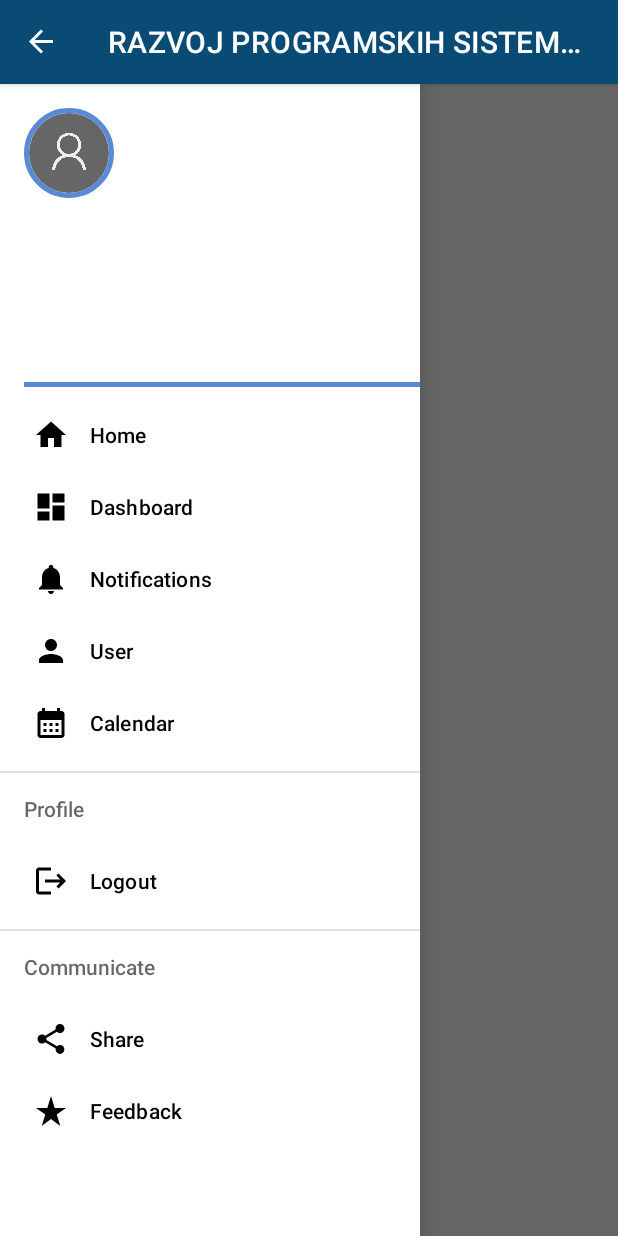
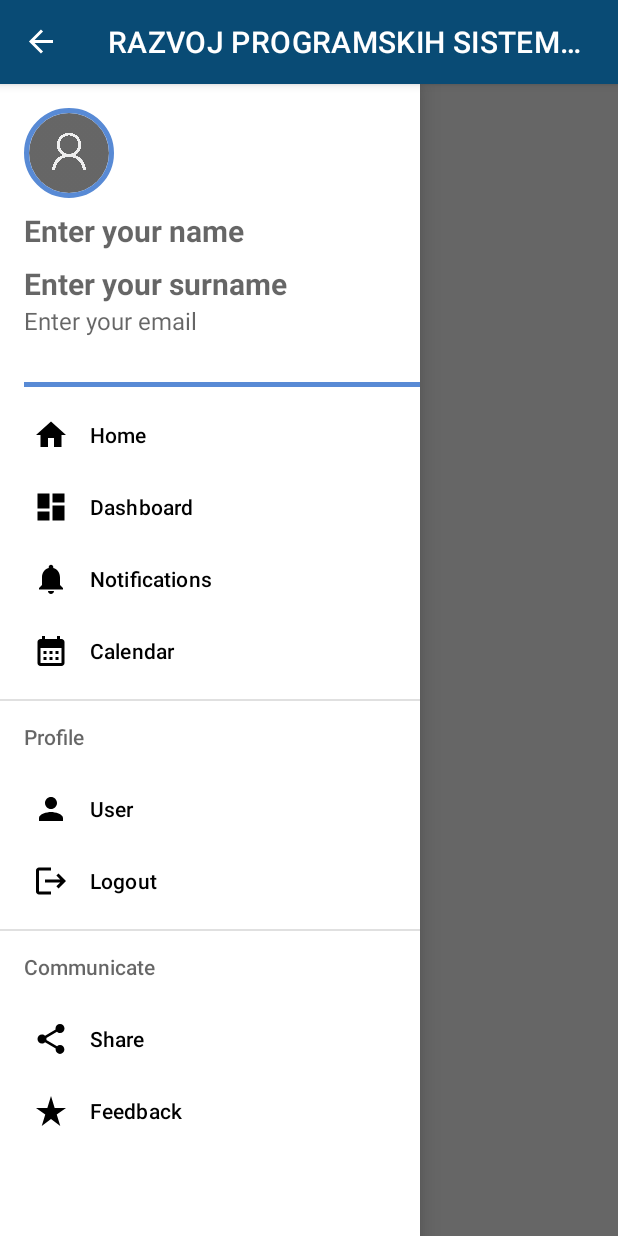
Before and after one commit to viktordenac/RAZVOJ-PROGRAMSKIH-SISTEMOV, an Android app: the screen it shows after launch (MainActivity), after a tap on "Open", on a phone screen of 412 x 824 dp. Run offline under Robolectric (Android 15) with nearby library versions, the phone set to English and light mode, and no system bars; our stand-ins replace CircleImageView.

Commit message:
- Bind surname to the navigation - Added notification vector image - Moved User to Profile section in navigation

```diff
--- a/app/src/main/java/com/example/razvojprogramskihsistemov/MainActivity.kt
+++ b/app/src/main/java/com/example/razvojprogramskihsistemov/MainActivity.kt
@@ -4,6 +4,8 @@ import com.example.razvojprogramskihsistemov.ui.user.UserFragment
 import com.example.razvojprogramskihsistemov.ui.calendar.CalendarFragment
 import android.os.Bundle
 import android.view.MenuItem
+import android.view.View
+import android.widget.TextView
 import android.widget.Toast
 import androidx.appcompat.app.ActionBarDrawerToggle
 import androidx.appcompat.app.AppCompatActivity
@@ -22,12 +24,18 @@ class MainActivity : AppCompatActivity() {
     lateinit var toggle: ActionBarDrawerToggle
     lateinit var drawerLayout: DrawerLayout
 
+    private lateinit var userManager: UserFragment.UserManager
+    private lateinit var navHeaderView: View
+    private lateinit var userNameTextView: TextView
+    private lateinit var userSurnameTextView: TextView
+    private lateinit var userEmailTextView: TextView
+
     override fun onCreate(savedInstanceState: Bundle?) {
         super.onCreate(savedInstanceState)
         binding = ActivityMainBinding.inflate(layoutInflater)
         setContentView(binding.root)
         drawerLayout = findViewById(R.id.drawerLayout)
-        val navView : NavigationView = findViewById(R.id.nav_view)
+        val navView: NavigationView = findViewById(R.id.nav_view)
 
         toggle = ActionBarDrawerToggle(this, drawerLayout, R.string.open, R.string.close)
         drawerLayout.addDrawerListener(toggle)
@@ -35,16 +43,49 @@ class MainActivity : AppCompatActivity() {
 
         supportActionBar?.setDisplayHomeAsUpEnabled(true)
 
-        navView.setNavigationItemSelectedListener {
+        userManager = UserFragment.UserManager(this)
 
-            it.isChecked = true
+        navHeaderView = navView.getHeaderView(0)
+        userNameTextView = navHeaderView.findViewById(R.id.user_name)
+        userSurnameTextView = navHeaderView.findViewById(R.id.user_surname)
+        userEmailTextView = navHeaderView.findViewById(R.id.user_mail)
 
-            when(it.itemId){
-                R.id.nav_home -> replaceFragment(HomeFragment(), it.title.toString())
-                R.id.nav_dashboard -> replaceFragment(DashboardFragment(), it.title.toString())
-                R.id.nav_notifications -> replaceFragment(NotificationsFragment(), it.title.toString())
-                R.id.nav_user -> replaceFragment(UserFragment(), it.title.toString())
-                R.id.nav_calendar -> replaceFragment(CalendarFragment(), it.title.toString())
+        // Get the saved user details
+        val savedUserName = userManager.getUserName()
+        val savedUserEmail = userManager.getUserEmail()
+
+        // Update the user information in the navigation header
+        userNameTextView.text = savedUserName
+        userEmailTextView.text = savedUserEmail
+
+        // Set the hints in the input fields as the user information from the navigation header
+        val userInfo = userManager.getUserInfo()
+        val userName = userInfo.name
+        val userSurname = userInfo.surname
+        val userEmail = userInfo.email
+
+        if (userName != null) {
+            userNameTextView.hint = if (userName.isNotBlank()) userName else "Enter your name"
+        }
+
+        if (userSurname != null) {
+
+            userSurnameTextView.hint = if (userSurname.isNotBlank()) userSurname else "Enter your surname"
+        }
+
+        if (userEmail != null) {
+            userEmailTextView.hint = if (userEmail.isNotBlank()) userEmail else "Enter your email"
+        }
+
+        navView.setNavigationItemSelectedListener { menuItem ->
+            menuItem.isChecked = true
+
+            when (menuItem.itemId) {
+                R.id.nav_home -> replaceFragment(HomeFragment(), menuItem.title.toString())
+                R.id.nav_dashboard -> replaceFragment(DashboardFragment(), menuItem.title.toString())
+                R.id.nav_notifications -> replaceFragment(NotificationsFragment(), menuItem.title.toString())
+                R.id.nav_user -> replaceFragment(UserFragment(), menuItem.title.toString())
+                R.id.nav_calendar -> replaceFragment(CalendarFragment(), menuItem.title.toString())
                 R.id.nav_logout -> Toast.makeText(applicationContext, "Clicked Logout", Toast.LENGTH_SHORT).show()
                 R.id.nav_share -> Toast.makeText(applicationContext, "Clicked Share", Toast.LENGTH_SHORT).show()
                 R.id.nav_feedback -> Toast.makeText(applicationContext, "Clicked Feedback", Toast.LENGTH_SHORT).show()
@@ -53,19 +94,18 @@ class MainActivity : AppCompatActivity() {
         }
     }
 
-    private fun replaceFragment(fragment: Fragment, title: String){
+    private fun replaceFragment(fragment: Fragment, title: String) {
         val fragmentManager = supportFragmentManager
         val fragmentTransaction = fragmentManager.beginTransaction()
-        fragmentTransaction.replace(R.id.frameLayout,fragment)
-        fragmentTransaction.commit()
+        fragmentTransaction.replace(R.id.frameLayout, fragment)
+        fragmentTransaction.commitNow()
         drawerLayout.closeDrawers()
         setTitle(title)
     }
 
+
     override fun onOptionsItemSelected(item: MenuItem): Boolean {
-        if(toggle.onOptionsItemSelected(item)){
-            return true
-        }
-        return super.onOptionsItemSelected(item)
+        return toggle.onOptionsItemSelected(item)
     }
+
 }
--- /dev/null
+++ b/app/src/main/res/drawable/ic_baseline_notifications_active_24.xml
@@ -0,0 +1,5 @@
+<vector android:height="24dp" android:tint="#000000"
+    android:viewportHeight="24" android:viewportWidth="24"
+    android:width="24dp" xmlns:android="http://schemas.android.com/apk/res/android">
+    <path android:fillColor="@android:color/white" android:pathData="M7.58,4.08L6.15,2.65C3.75,4.48 2.17,7.3 2.03,10.5h2c0.15,-2.65 1.51,-4.97 3.55,-6.42zM19.97,10.5h2c-0.15,-3.2 -1.73,-6.02 -4.12,-7.85l-1.42,1.43c2.02,1.45 3.39,3.77 3.54,6.42zM18,11c0,-3.07 -1.64,-5.64 -4.5,-6.32L13.5,4c0,-0.83 -0.67,-1.5 -1.5,-1.5s-1.5,0.67 -1.5,1.5v0.68C7.63,5.36 6,7.92 6,11v5l-2,2v1h16v-1l-2,-2v-5zM12,22c0.14,0 0.27,-0.01 0.4,-0.04 0.65,-0.14 1.18,-0.58 1.44,-1.18 0.1,-0.24 0.15,-0.5 0.15,-0.78h-4c0.01,1.1 0.9,2 2.01,2z"/>
+</vector>
--- a/app/src/main/res/menu/nav_menu.xml
+++ b/app/src/main/res/menu/nav_menu.xml
@@ -21,11 +21,6 @@
         android:title="@string/title_notifications" />
 
     <item
-        android:id="@+id/nav_user"
-        android:icon="@drawable/ic_baseline_person_24"
-        android:title="@string/user" />
-
-    <item
         android:id="@+id/nav_calendar"
         android:icon="@drawable/ic_baseline_calendar_month_24"
         android:title="@string/calendar" />
@@ -35,6 +30,10 @@
     <item android:title="@string/profile">
         <menu>
             <group android:checkableBehavior="single">
+            <item
+                android:id="@+id/nav_user"
+                android:icon="@drawable/ic_baseline_person_24"
+                android:title="@string/user" />
             <item
                 android:id="@+id/nav_logout"
                 android:icon="@drawable/ic_baseline_logout_24"
```
Also changed, not shown: app/src/main/java/com/example/razvojprogramskihsistemov/ui/user/UserFragment.kt (+10 -14 lines).
